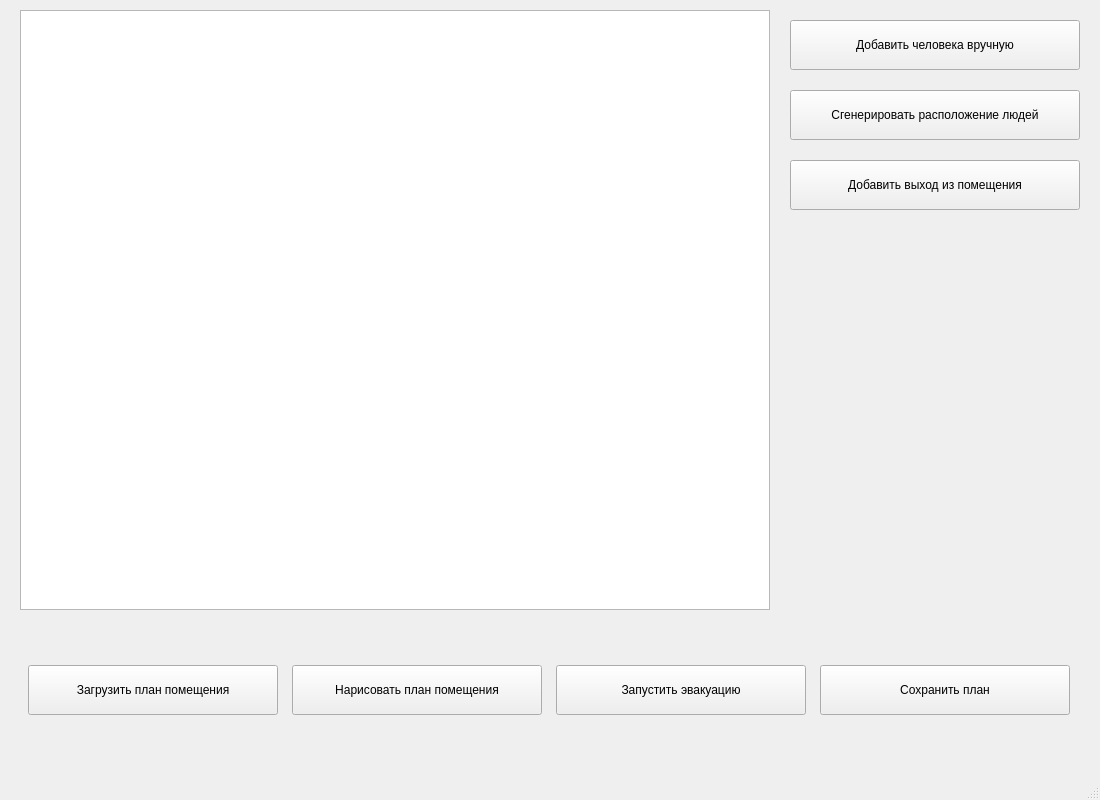
Above: mainwindow.ui from KulikovaDaria/building-evacuation-plan before the change. Below: the same form after it.
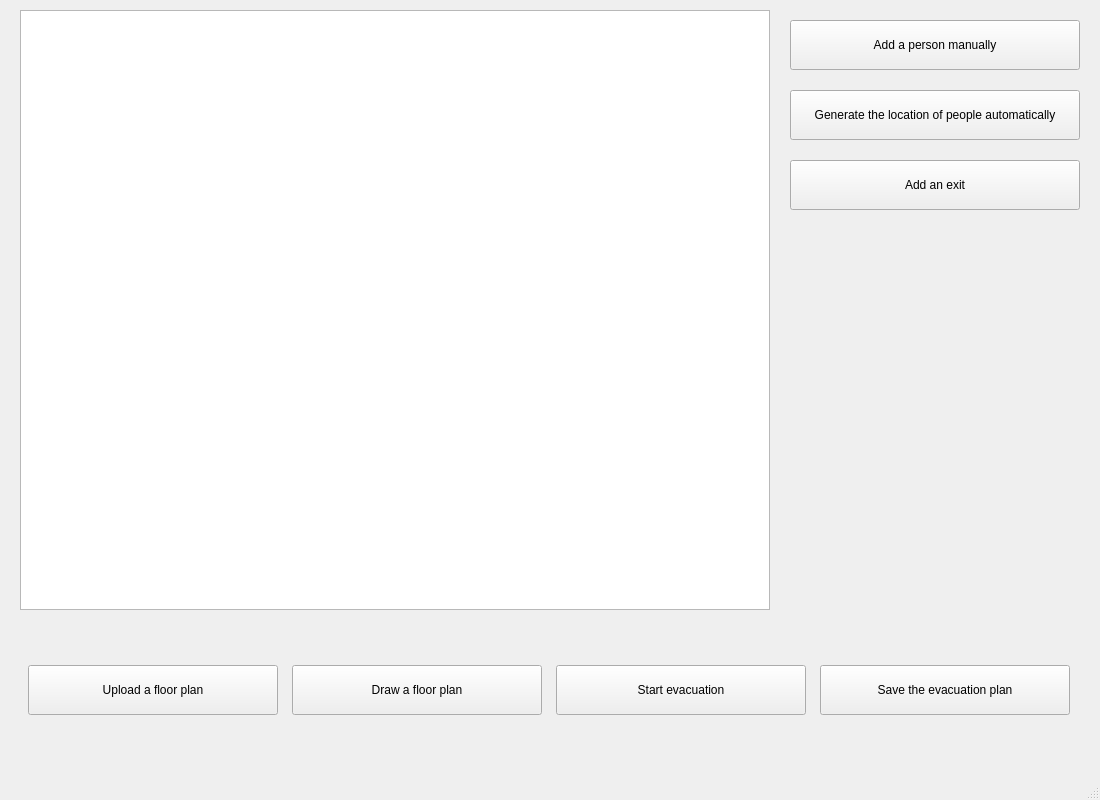
That is the form after the change.

Commit message: the interface language has been changed to English

Diff of the .ui file:
```diff
--- a/mainwindow.ui
+++ b/mainwindow.ui
@@ -40,7 +40,7 @@
      </rect>
     </property>
     <property name="text">
-     <string>Сгенерировать расположение людей</string>
+     <string>Generate the location of people automatically</string>
     </property>
    </widget>
    <widget class="QPushButton" name="addPeople">
@@ -53,7 +53,7 @@
      </rect>
     </property>
     <property name="text">
-     <string>Добавить человека вручную</string>
+     <string>Add a person manually</string>
     </property>
    </widget>
    <widget class="QPushButton" name="addEnter">
@@ -66,7 +66,7 @@
      </rect>
     </property>
     <property name="text">
-     <string>Добавить выход из помещения</string>
+     <string>Add an exit</string>
     </property>
    </widget>
    <widget class="QWidget" name="horizontalLayoutWidget">
@@ -94,7 +94,7 @@
         </size>
        </property>
        <property name="text">
-        <string>Загрузить план помещения</string>
+        <string>Upload a floor plan</string>
        </property>
       </widget>
      </item>
@@ -116,7 +116,7 @@
         <number>-1</number>
        </property>
        <property name="text">
-        <string>Нарисовать план помещения</string>
+        <string>Draw a floor plan</string>
        </property>
       </widget>
      </item>
@@ -135,7 +135,7 @@
         </size>
        </property>
        <property name="text">
-        <string>Запустить эвакуацию</string>
+        <string>Start evacuation</string>
        </property>
       </widget>
      </item>
@@ -154,7 +154,7 @@
         </size>
        </property>
        <property name="text">
-        <string>Сохранить план</string>
+        <string>Save the evacuation plan</string>
        </property>
       </widget>
      </item>
```
The commit also changes 4 other files.
